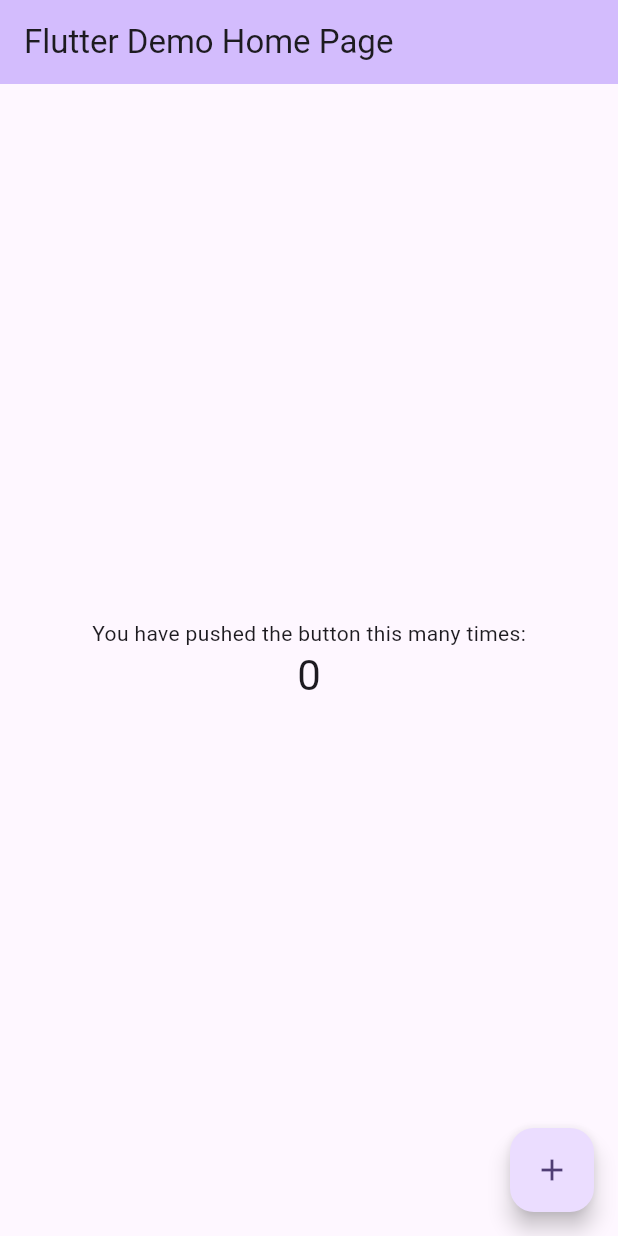
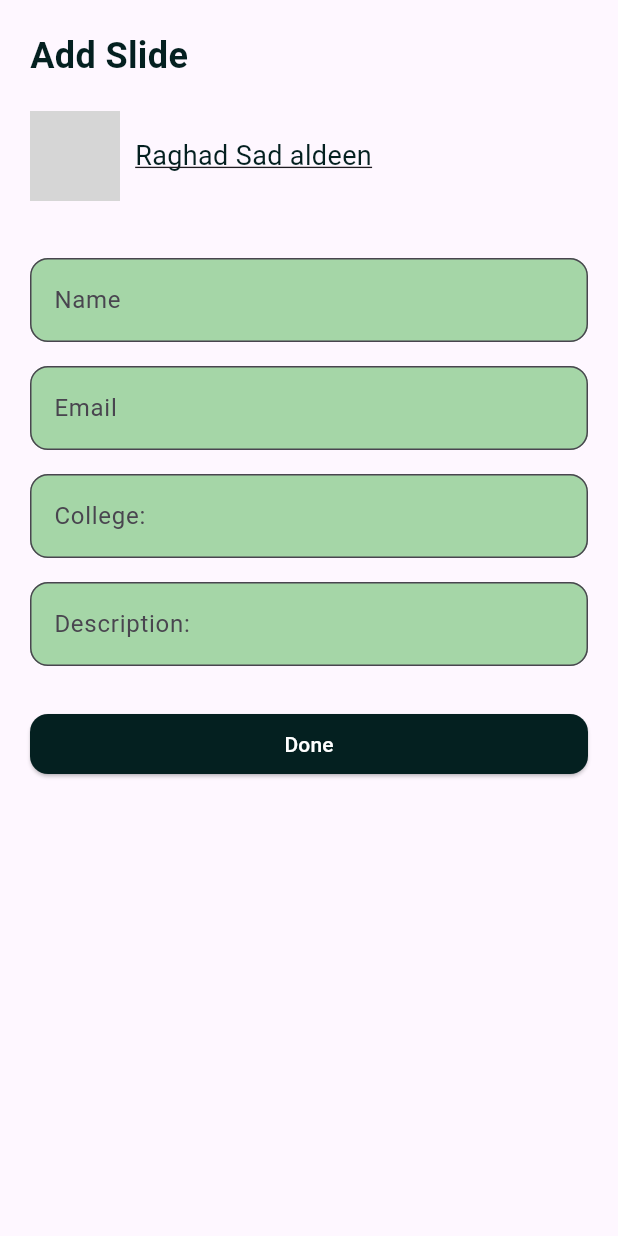
Before and after one commit to RaghadSadAldeen/slide_app, a Flutter app: the screen it shows after launch, on a phone screen of 412 x 824 dp. Run offline on Flutter 3.47's test engine with Material 3 defaults, Android fonts, the phone set to English and light mode, and no system bars; network calls fail; grey boxes are pictures that could not be loaded.

Commit message:
Add slide screen

```diff
--- a/lib/constants/text_styles.dart
+++ b/lib/constants/text_styles.dart
@@ -0,0 +1,16 @@
+import 'package:flutter/material.dart';
+import 'colors.dart';
+
+class AppTextStyles {
+  static const TextStyle addSlideTitle = TextStyle(
+    fontSize: 24,
+    fontWeight: FontWeight.bold,
+    color: darkTeal,
+  );
+  static const TextStyle profileName = TextStyle(
+    fontSize: 18,
+    decoration: TextDecoration.underline,
+    color: darkTeal,
+  );
+
+}
--- a/lib/main.dart
+++ b/lib/main.dart
@@ -1,4 +1,5 @@
 import 'package:flutter/material.dart';
+import 'package:slide_app/screens/add_slide_screen.dart'; // الصفحة الرئيسية
 
 void main() {
   runApp(const MyApp());
@@ -7,116 +8,15 @@ void main() {
 class MyApp extends StatelessWidget {
   const MyApp({super.key});
 
-  // This widget is the root of your application.
   @override
   Widget build(BuildContext context) {
     return MaterialApp(
-      title: 'Flutter Demo',
+      title: 'Slide App',
+      debugShowCheckedModeBanner: false,
       theme: ThemeData(
-        // This is the theme of your application.
-        //
-        // TRY THIS: Try running your application with "flutter run". You'll see
-        // the application has a purple toolbar. Then, without quitting the app,
-        // try changing the seedColor in the colorScheme below to Colors.green
-        // and then invoke "hot reload" (save your changes or press the "hot
-        // reload" button in a Flutter-supported IDE, or press "r" if you used
-        // the command line to start the app).
-        //
-        // Notice that the counter didn't reset back to zero; the application
-        // state is not lost during the reload. To reset the state, use hot
-        // restart instead.
-        //
-        // This works for code too, not just values: Most code changes can be
-        // tested with just a hot reload.
-        colorScheme: ColorScheme.fromSeed(seedColor: Colors.deepPurple),
+        useMaterial3: true,
       ),
-      home: const MyHomePage(title: 'Flutter Demo Home Page'),
+      home: const AddSlideScreen(), // أول صفحة بتفتح
     );
   }
 }
-
-class MyHomePage extends StatefulWidget {
-  const MyHomePage({super.key, required this.title});
-
-  // This widget is the home page of your application. It is stateful, meaning
-  // that it has a State object (defined below) that contains fields that affect
-  // how it looks.
-
-  // This class is the configuration for the state. It holds the values (in this
-  // case the title) provided by the parent (in this case the App widget) and
-  // used by the build method of the State. Fields in a Widget subclass are
-  // always marked "final".
-
-  final String title;
-
-  @override
-  State<MyHomePage> createState() => _MyHomePageState();
-}
-
-class _MyHomePageState extends State<MyHomePage> {
-  int _counter = 0;
-
-  void _incrementCounter() {
-    setState(() {
-      // This call to setState tells the Flutter framework that something has
-      // changed in this State, which causes it to rerun the build method below
-      // so that the display can reflect the updated values. If we changed
-      // _counter without calling setState(), then the build method would not be
-      // called again, and so nothing would appear to happen.
-      _counter++;
-    });
-  }
-
-  @override
-  Widget build(BuildContext context) {
-    // This method is rerun every time setState is called, for instance as done
-    // by the _incrementCounter method above.
-    //
-    // The Flutter framework has been optimized to make rerunning build methods
-    // fast, so that you can just rebuild anything that needs updating rather
-    // than having to individually change instances of widgets.
-    return Scaffold(
-      appBar: AppBar(
-        // TRY THIS: Try changing the color here to a specific color (to
-        // Colors.amber, perhaps?) and trigger a hot reload to see the AppBar
-        // change color while the other colors stay the same.
-        backgroundColor: Theme.of(context).colorScheme.inversePrimary,
-        // Here we take the value from the MyHomePage object that was created by
-        // the App.build method, and use it to set our appbar title.
-        title: Text(widget.title),
-      ),
-      body: Center(
-        // Center is a layout widget. It takes a single child and positions it
-        // in the middle of the parent.
-        child: Column(
-          // Column is also a layout widget. It takes a list of children and
-          // arranges them vertically. By default, it sizes itself to fit its
-          // children horizontally, and tries to be as tall as its parent.
-          //
-          // Column has various properties to control how it sizes itself and
-          // how it positions its children. Here we use mainAxisAlignment to
-          // center the children vertically; the main axis here is the vertical
-          // axis because Columns are vertical (the cross axis would be
-          // horizontal).
-          //
-          // TRY THIS: Invoke "debug painting" (choose the "Toggle Debug Paint"
-          // action in the IDE, or press "p" in the console), to see the
-          // wireframe for each widget.
-          mainAxisAlignment: MainAxisAlignment.center,
-          children: <Widget>[
-            const Text('You have pushed the button this many times:'),
-            Text(
-              '$_counter',
-              style: Theme.of(context).textTheme.headlineMedium,
-            ),
-          ],
-        ),
-      ),
-      floatingActionButton: FloatingActionButton(
-        onPressed: _incrementCounter,
-        tooltip: 'Increment',
-        child: const Icon(Icons.add),
-      ), // This trailing comma makes auto-formatting nicer for build methods.
-    );
-  }
-}
--- a/lib/screens/add_slide_screen.dart
+++ b/lib/screens/add_slide_screen.dart
@@ -0,0 +1,94 @@
+import 'package:flutter/material.dart';
+import 'package:slide_app/constants/colors.dart';
+import 'package:slide_app/widgets/custom_text_field.dart';
+import 'get_slide_screen.dart';
+import 'package:slide_app/constants/text_styles.dart';
+
+class AddSlideScreen extends StatefulWidget {
+  const AddSlideScreen({super.key});
+
+  @override
+  State<AddSlideScreen> createState() => _AddSlideScreenState();
+}
+
+class _AddSlideScreenState extends State<AddSlideScreen> {
+  final TextEditingController nameController = TextEditingController();
+  final TextEditingController emailController = TextEditingController();
+  final TextEditingController collegeController = TextEditingController();
+  final TextEditingController descController = TextEditingController();
+
+  @override
+  void dispose() {
+    nameController.dispose();
+    emailController.dispose();
+    collegeController.dispose();
+    descController.dispose();
+    super.dispose();
+  }
+
+  @override
+  Widget build(BuildContext context) {
+    return Scaffold(
+      body: SafeArea(
+        child: Padding(
+          padding: const EdgeInsets.all(20),
+          child: ListView(
+            children: [
+              const Text(
+                'Add Slide',
+                style: AppTextStyles.addSlideTitle,
+              ),
+              const SizedBox(height: 20),
+              Row(
+                children: const [
+                  CircleAvatar(
+                    radius: 30,
+                    backgroundImage: NetworkImage('https://hiragate.com/wp-content/uploads/2017/07/73.jpg'),
+                  ),
+                  SizedBox(width: 10),
+                  Text(
+                    'Raghad Sad aldeen',
+                    style: AppTextStyles.profileName,
+                    ),
+                ],
+              ),
+              const SizedBox(height: 30),
+
+              CustomTextField(label: 'Name', controller: nameController),
+              CustomTextField(label: 'Email', controller: emailController),
+              CustomTextField(label: 'College:', controller: collegeController),
+              CustomTextField(label: 'Description:', controller: descController),
+
+              const SizedBox(height: 20),
+              ElevatedButton(
+                style: ElevatedButton.styleFrom(
+                  backgroundColor: darkTeal,
+                  shape: RoundedRectangleBorder(
+                    borderRadius: BorderRadius.circular(12),
+                  ),
+                ),
+                onPressed: () {
+                  Navigator.push(
+                    context,
+                    MaterialPageRoute(
+                      builder: (_) => GetSlideScreen(
+                        name: nameController.text,
+                        email: emailController.text,
+                        college: collegeController.text,
+                        description: descController.text,
+                      ),
+                    ),
+                  );
+                },
+                child: const Text(
+                  'Done',
+                  style: TextStyle(color: Colors.white),
+                ),
+              ),
+            ],
+          ),
+        ),
+      ),
+    );
+  }
+}
--- /dev/null
+++ b/lib/screens/get_slide_screen.dart
@@ -0,0 +1,43 @@
+import 'package:flutter/material.dart';
+import 'package:slide_app/constants/colors.dart';
+
+
+class GetSlideScreen extends StatelessWidget {
+  final String name;
+  final String email;
+  final String college;
+  final String description;
+
+  const GetSlideScreen({
+    super.key,
+    required this.name,
+    required this.email,
+    required this.college,
+    required this.description,
+  });
+
+  @override
+  Widget build(BuildContext context) {
+    return Scaffold(
+      appBar: AppBar(
+        title: const Text('Slide Details'),
+        backgroundColor: darkTeal,
+      ),
+      body: Padding(
+        padding: const EdgeInsets.all(20),
+        child: Column(
+          crossAxisAlignment: CrossAxisAlignment.start,
+          children: [
+            Text('Name: $name', style: const TextStyle(fontSize: 18)),
+            const SizedBox(height: 10),
+            Text('Email: $email', style: const TextStyle(fontSize: 18)),
+            const SizedBox(height: 10),
+            Text('College: $college', style: const TextStyle(fontSize: 18)),
+            const SizedBox(height: 10),
+            Text('Description: $description', style: const TextStyle(fontSize: 18)),
+          ],
+        ),
+      ),
+    );
+  }
+}
--- a/lib/widgets/custom_text_field.dart
+++ b/lib/widgets/custom_text_field.dart
@@ -0,0 +1,30 @@
+import 'package:flutter/material.dart';
+
+class CustomTextField extends StatelessWidget {
+  final String label;
+  final TextEditingController controller;
+
+  const CustomTextField({
+    super.key,
+    required this.label,
+    required this.controller,
+  });
+
+  @override
+  Widget build(BuildContext context) {
+    return Padding(
+      padding: const EdgeInsets.symmetric(vertical: 8.0),
+      child: TextField(
+        controller: controller,
+        decoration: InputDecoration(
+          hintText: label,
+          filled: true,
+          fillColor: Colors.green[200],
+          border: OutlineInputBorder(
+            borderRadius: BorderRadius.circular(12),
+          ),
+        ),
+      ),
+    );
+  }
+}
```
